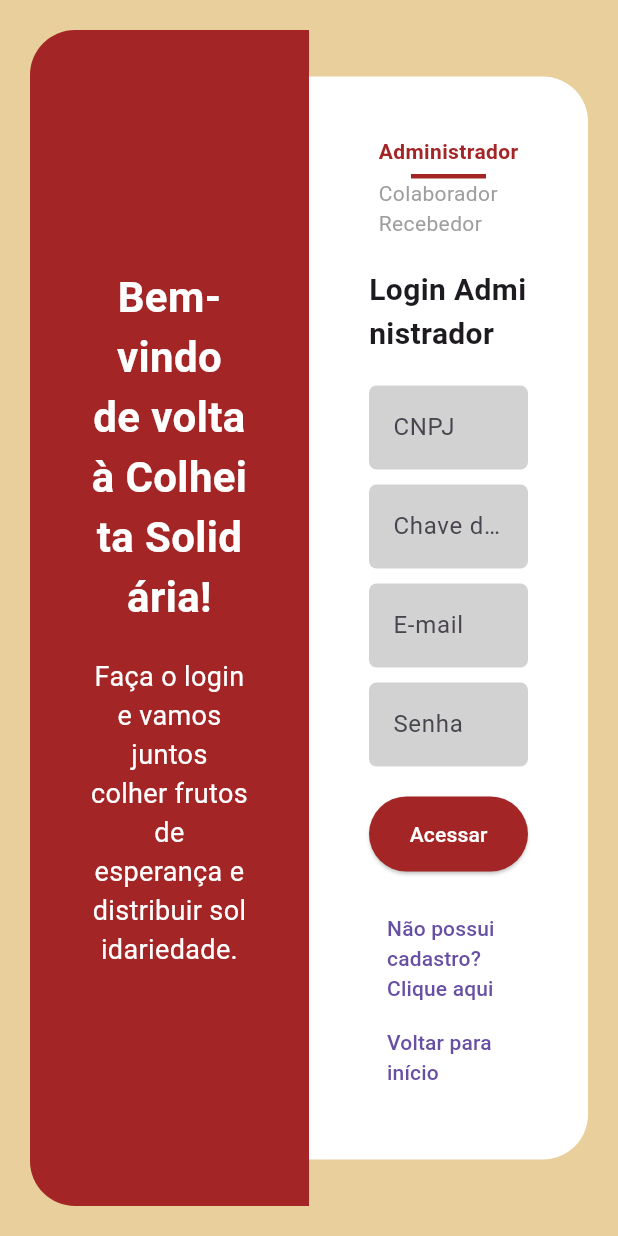
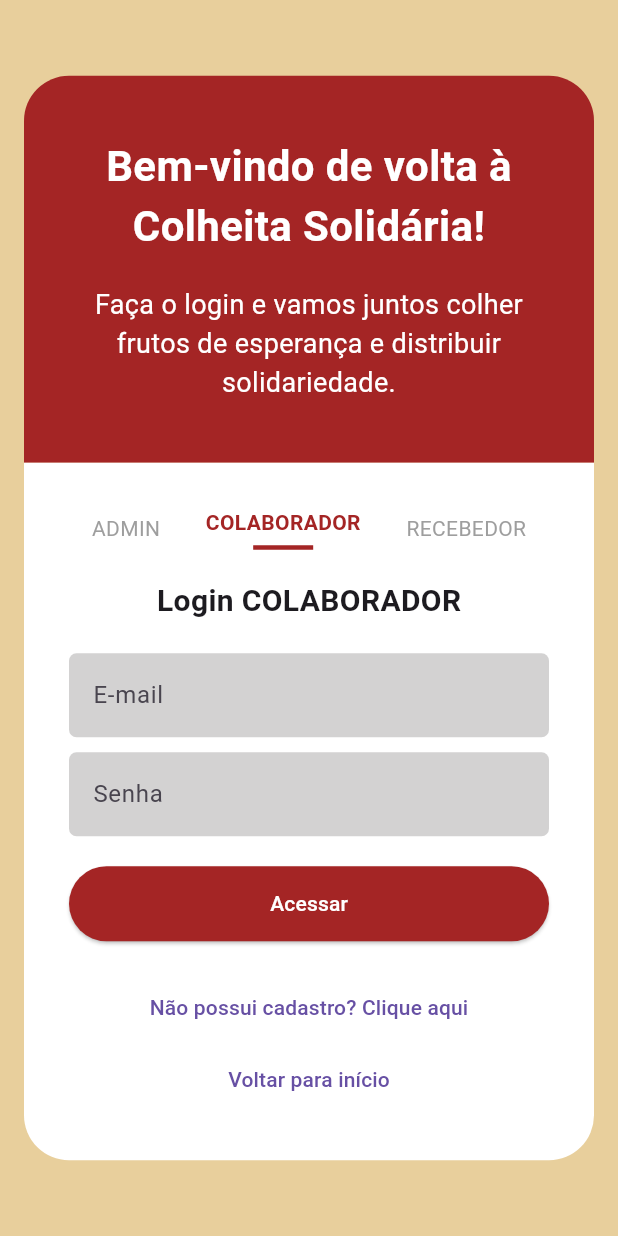
Before and after one commit to miriam-silva/ColheitaSolidariaFlutter2, a Flutter app: the LoginPage screen opened by its route, on a phone screen of 412 x 824 dp. Run offline on Flutter 3.47's test engine with Material 3 defaults, Android fonts, the phone set to English and light mode, and no system bars; our stand-ins replace cloud_firestore, firebase_auth; accounts and stored records are empty.

Commit message:
correção de layou login e cadastro e inicio de integração com firebase

```diff
--- a/lib/views/Home/Login/login_page.dart
+++ b/lib/views/Home/Login/login_page.dart
@@ -1,5 +1,6 @@
 import 'package:flutter/material.dart';
 import '../../../widgets/LoadingSpinner.dart';
+import '../../../services/auth_service.dart';
 
 class LoginPage extends StatefulWidget {
   const LoginPage({super.key});
@@ -9,33 +10,66 @@ class LoginPage extends StatefulWidget {
 }
 
 class _LoginPageState extends State<LoginPage> {
-  String activeTab = "Administrador";
+  String activeTab = "colaborador";
 
   final TextEditingController emailController = TextEditingController();
   final TextEditingController senhaController = TextEditingController();
-  final TextEditingController cnpjController = TextEditingController();
-  final TextEditingController chaveController = TextEditingController();
 
   bool loading = false;
   String error = "";
 
+  final AuthService authService = AuthService();
+
+  // 🔐 LOGIN COM FIREBASE
   void handleLogin() async {
+    if (emailController.text.isEmpty || senhaController.text.isEmpty) {
+      setState(() {
+        error = "Preencha todos os campos";
+      });
+      return;
+    }
+
     setState(() {
       loading = true;
       error = "";
     });
 
-    await Future.delayed(const Duration(seconds: 2)); // simulação
+    final result = await authService.loginUser(
+      email: emailController.text,
+      password: senhaController.text,
+    );
 
     setState(() {
       loading = false;
-      error = "Login simulado (integre com API depois)";
     });
+
+    if (result["success"]) {
+      final userData = result["data"];
+
+      ScaffoldMessenger.of(context).showSnackBar(
+        const SnackBar(content: Text("Login realizado com sucesso!")),
+      );
+
+      // 🔀 REDIRECIONAMENTO PELO ROLE
+      final role = userData["role"];
+
+      if (role == "admin") {
+        Navigator.pushReplacementNamed(context, "/admin");
+      } else if (role == "colaborador") {
+        Navigator.pushReplacementNamed(context, "/colaborador");
+      } else {
+        Navigator.pushReplacementNamed(context, "/recebedor");
+      }
+    } else {
+      setState(() {
+        error = result["error"];
+      });
+    }
   }
 
   void changeTab(String tab) {
     setState(() {
-      activeTab = tab;
+      activeTab = tab.toLowerCase();
       error = "";
     });
   }
@@ -44,30 +78,55 @@ class _LoginPageState extends State<LoginPage> {
   Widget build(BuildContext context) {
     return Scaffold(
       backgroundColor: const Color(0xFFE8CF9C),
+      body: Center(
+        child: SingleChildScrollView(
+          child: Container(
+            margin: const EdgeInsets.all(16),
+            child: LayoutBuilder(
+              builder: (context, constraints) {
+                bool isMobile = constraints.maxWidth < 768;
 
-      body: Center(
-        child: Container(
-          width: 900,
-          constraints: const BoxConstraints(maxWidth: 1000),
-          margin: const EdgeInsets.all(20),
+                return isMobile
+                    ? Column(
+                        children: [
+                          _buildHero(isMobile),
+                          _buildForm(isMobile),
+                        ],
+                      )
+                    : Row(
+                        children: [
+                          Expanded(child: _buildHero(isMobile)),
+                          Expanded(child: _buildForm(isMobile)),
+                        ],
+                      );
+              },
+            ),
+          ),
+        ),
+      ),
+    );
+  }
 
-          child: Row(
-            children: [
-
-              // 🔴 LADO ESQUERDO
-              Expanded(
-                child: Container(
+  // 🔴 HERO
+  Widget _buildHero(bool isMobile) {
+    return Container(
+      width: double.infinity,
       padding: const EdgeInsets.all(40),
-                  decoration: const BoxDecoration(
-                    color: Color(0xFFA42525),
-                    borderRadius: BorderRadius.only(
+      decoration: BoxDecoration(
+        color: const Color(0xFFA42525),
+        borderRadius: isMobile
+            ? const BorderRadius.only(
+                topLeft: Radius.circular(30),
+                topRight: Radius.circular(30),
+              )
+            : const BorderRadius.only(
                 topLeft: Radius.circular(30),
                 bottomLeft: Radius.circular(30),
               ),
       ),
-                  child: Column(
+      child: const Column(
         mainAxisAlignment: MainAxisAlignment.center,
-                    children: const [
+        children: [
           Text(
             "Bem-vindo de volta à Colheita Solidária!",
             textAlign: TextAlign.center,
@@ -85,16 +144,22 @@ class _LoginPageState extends State<LoginPage> {
           ),
         ],
       ),
-                ),
-              ),
+    );
+  }
 
-              // ⚪ LADO DIREITO
-              Expanded(
-                child: Container(
-                  padding: const EdgeInsets.all(40),
-                  decoration: const BoxDecoration(
+  // ⚪ FORMULÁRIO
+  Widget _buildForm(bool isMobile) {
+    return Container(
+      width: double.infinity,
+      padding: const EdgeInsets.all(30),
+      decoration: BoxDecoration(
         color: Colors.white,
-                    borderRadius: BorderRadius.only(
+        borderRadius: isMobile
+            ? const BorderRadius.only(
+                bottomLeft: Radius.circular(30),
+                bottomRight: Radius.circular(30),
+              )
+            : const BorderRadius.only(
                 topRight: Radius.circular(30),
                 bottomRight: Radius.circular(30),
               ),
@@ -104,10 +169,10 @@ class _LoginPageState extends State<LoginPage> {
         children: [
 
           // 🔷 TABS
-                      Wrap(
-                        spacing: 10,
+          Row(
+            mainAxisAlignment: MainAxisAlignment.spaceAround,
             children: [
-                          _buildTab("Administrador"),
+              _buildTab("admin"),
               _buildTab("colaborador"),
               _buildTab("recebedor"),
             ],
@@ -116,7 +181,7 @@ class _LoginPageState extends State<LoginPage> {
           const SizedBox(height: 20),
 
           Text(
-                        "Login ${activeTab[0].toUpperCase()}${activeTab.substring(1)}",
+            "Login ${activeTab.toUpperCase()}",
             style: const TextStyle(
               fontSize: 20,
               fontWeight: FontWeight.bold,
@@ -125,39 +190,21 @@ class _LoginPageState extends State<LoginPage> {
 
           const SizedBox(height: 20),
 
-                      // ❌ ERRO
           if (error.isNotEmpty)
-                        Padding(
-                          padding: const EdgeInsets.only(bottom: 10),
-                          child: Text(
-                            error,
-                            style: const TextStyle(color: Colors.red),
-                          ),
-                        ),
+            Text(error, style: const TextStyle(color: Colors.red)),
 
-                      // 🔄 LOADING (SEU WIDGET)
           if (loading)
             const Padding(
               padding: EdgeInsets.symmetric(vertical: 10),
-                          child: LoadingSpinner(size: 60),
+              child: LoadingSpinner(size: 50),
             ),
 
-                      // 🔶 CAMPOS ADMIN
-                      if (activeTab == "Administrador") ...[
-                        _input(cnpjController, "CNPJ"),
-                        const SizedBox(height: 10),
-                        _input(chaveController, "Chave de Acesso"),
-                        const SizedBox(height: 10),
-                      ],
-
-                      // 🔶 CAMPOS COMUNS
           _input(emailController, "E-mail"),
           const SizedBox(height: 10),
           _input(senhaController, "Senha", isPassword: true),
 
           const SizedBox(height: 20),
 
-                      // 🔘 BOTÃO
           SizedBox(
             width: double.infinity,
             child: ElevatedButton(
@@ -175,7 +222,6 @@ class _LoginPageState extends State<LoginPage> {
 
           const SizedBox(height: 20),
 
-                      // 🔗 LINKS
           TextButton(
             onPressed: () {
               Navigator.pushNamed(context, "/cadastro");
@@ -191,12 +237,6 @@ class _LoginPageState extends State<LoginPage> {
           ),
         ],
       ),
-                ),
-              ),
-            ],
-          ),
-        ),
-      ),
     );
   }
 
@@ -209,7 +249,7 @@ class _LoginPageState extends State<LoginPage> {
       child: Column(
         children: [
           Text(
-            nome[0].toUpperCase() + nome.substring(1),
+            nome.toUpperCase(),
             style: TextStyle(
               color: isActive ? const Color(0xFFA42525) : Colors.grey,
               fontWeight: isActive ? FontWeight.bold : FontWeight.normal,
@@ -219,7 +259,7 @@ class _LoginPageState extends State<LoginPage> {
             Container(
               margin: const EdgeInsets.only(top: 5),
               height: 3,
-              width: 50,
+              width: 40,
               color: const Color(0xFFA42525),
             )
         ],
--- a/pubspec.yaml
+++ b/pubspec.yaml
@@ -11,6 +11,11 @@ dependencies:
   flutter:
     sdk: flutter
   cupertino_icons: ^1.0.8
+  http: ^1.2.0
+
+  firebase_core: ^2.30.0
+  firebase_auth: ^4.17.0
+  cloud_firestore: ^4.15.0
 
 dev_dependencies:
   flutter_test:
```
Also changed, not shown: lib/services/auth_service.dart (added, +80 -0 lines), lib/views/Home/Cadastro/cadastro_page.dart (+48 -28 lines), pubspec.lock, 3 other files. Lines whose indentation alone changed are shown as unchanged.
